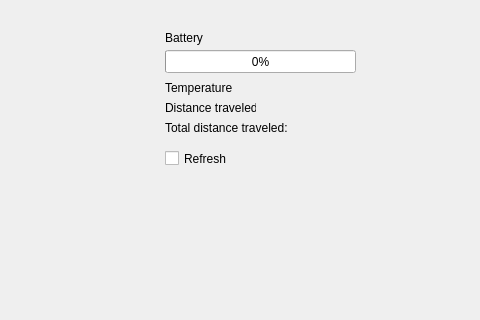
Qt form GUI/Gui-RoombaV1.0/controllingroomba.ui (K-4U/ese_project4y5) before a commit; both pictures show x 175 to 655 and y 0 to 320 of the 1047 by 619 pixel window.
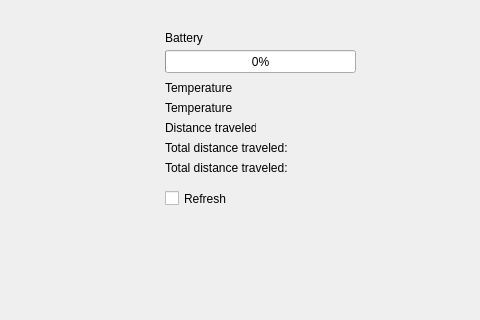
The same form after that commit.

The edit to the form file:
```diff
--- a/GUI/Gui-RoombaV1.0/controllingroomba.ui
+++ b/GUI/Gui-RoombaV1.0/controllingroomba.ui
@@ -210,7 +210,7 @@
    <property name="geometry">
     <rect>
      <x>340</x>
-     <y>100</y>
+     <y>120</y>
      <width>91</width>
      <height>16</height>
     </rect>
@@ -223,7 +223,7 @@
    <property name="geometry">
     <rect>
      <x>340</x>
-     <y>120</y>
+     <y>140</y>
      <width>141</width>
      <height>16</height>
     </rect>
@@ -236,7 +236,7 @@
    <property name="geometry">
     <rect>
      <x>340</x>
-     <y>80</y>
+     <y>100</y>
      <width>151</width>
      <height>16</height>
     </rect>
@@ -314,7 +314,7 @@
    <property name="geometry">
     <rect>
      <x>340</x>
-     <y>150</y>
+     <y>190</y>
      <width>70</width>
      <height>17</height>
     </rect>
@@ -323,6 +323,32 @@
     <string>Refresh</string>
    </property>
   </widget>
+  <widget class="QLabel" name="lbOperatingMode">
+   <property name="geometry">
+    <rect>
+     <x>340</x>
+     <y>160</y>
+     <width>141</width>
+     <height>16</height>
+    </rect>
+   </property>
+   <property name="text">
+    <string>Total distance traveled:</string>
+   </property>
+  </widget>
+  <widget class="QLabel" name="lbBatteryChargingState">
+   <property name="geometry">
+    <rect>
+     <x>340</x>
+     <y>80</y>
+     <width>151</width>
+     <height>16</height>
+    </rect>
+   </property>
+   <property name="text">
+    <string>Temperature</string>
+   </property>
+  </widget>
  </widget>
  <resources/>
  <connections>
```
